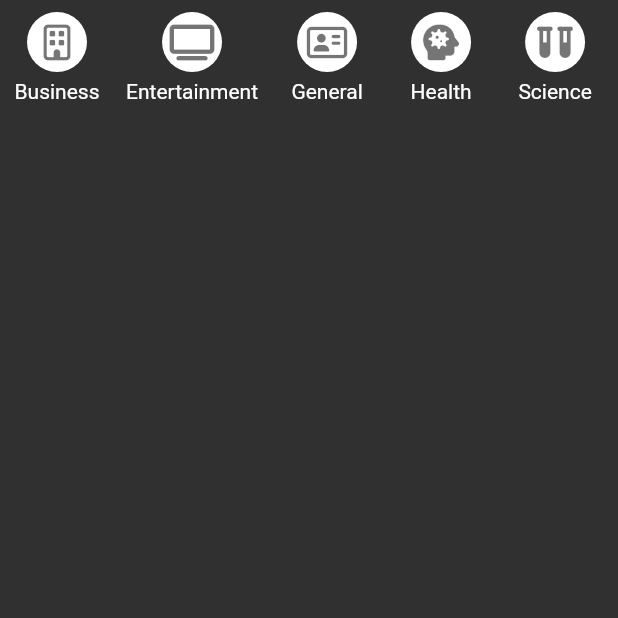
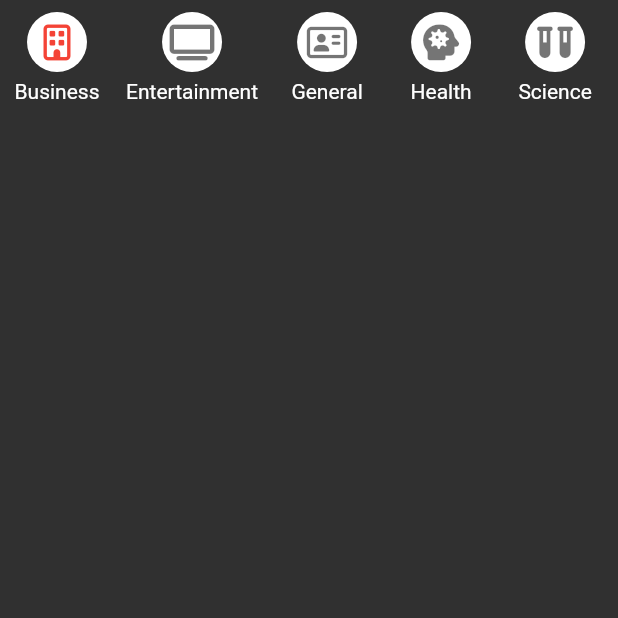
Before and after one commit to mgoldp/news_provider, a Flutter app: the screen it shows after launch, swiped to page 2, on a phone screen of 412 x 824 dp, the top half of it. Run offline on Flutter 3.47's test engine with Material 2 defaults, Android fonts, the light colour scheme and no system bars; our stand-ins replace font_awesome_flutter; network calls fail.

Commit message:
changing color of the icon selected

```diff
--- a/lib/src/pages/tab2_page.dart
+++ b/lib/src/pages/tab2_page.dart
@@ -1,7 +1,7 @@
 import 'package:flutter/material.dart';
 import 'package:news_provider/src/models/category_model.dart';
-import 'package:news_provider/src/models/news_models.dart';
 import 'package:news_provider/src/services/news_service.dart';
+import 'package:news_provider/src/theme/tema.dart';
 import 'package:provider/provider.dart';
 
 class Tab2Page extends StatelessWidget {
@@ -64,6 +64,8 @@ class _CategoryButton extends StatelessWidget {
 
   @override
   Widget build(BuildContext context) {
+    final newsService = Provider.of<NewsService>(context);
+
     return GestureDetector(
       onTap: () {
         final newsService = Provider.of<NewsService>(context, listen: false);
@@ -81,7 +83,9 @@ class _CategoryButton extends StatelessWidget {
         ),
         child: Icon(
           category.icon,
-          color: Colors.black54,
+          color: (newsService.selectedCategory == category.name)
+              ? miTema.colorScheme.secondary
+              : Colors.black54,
         ),
       ),
     );
```
Also changed, not shown: pubspec.lock.
